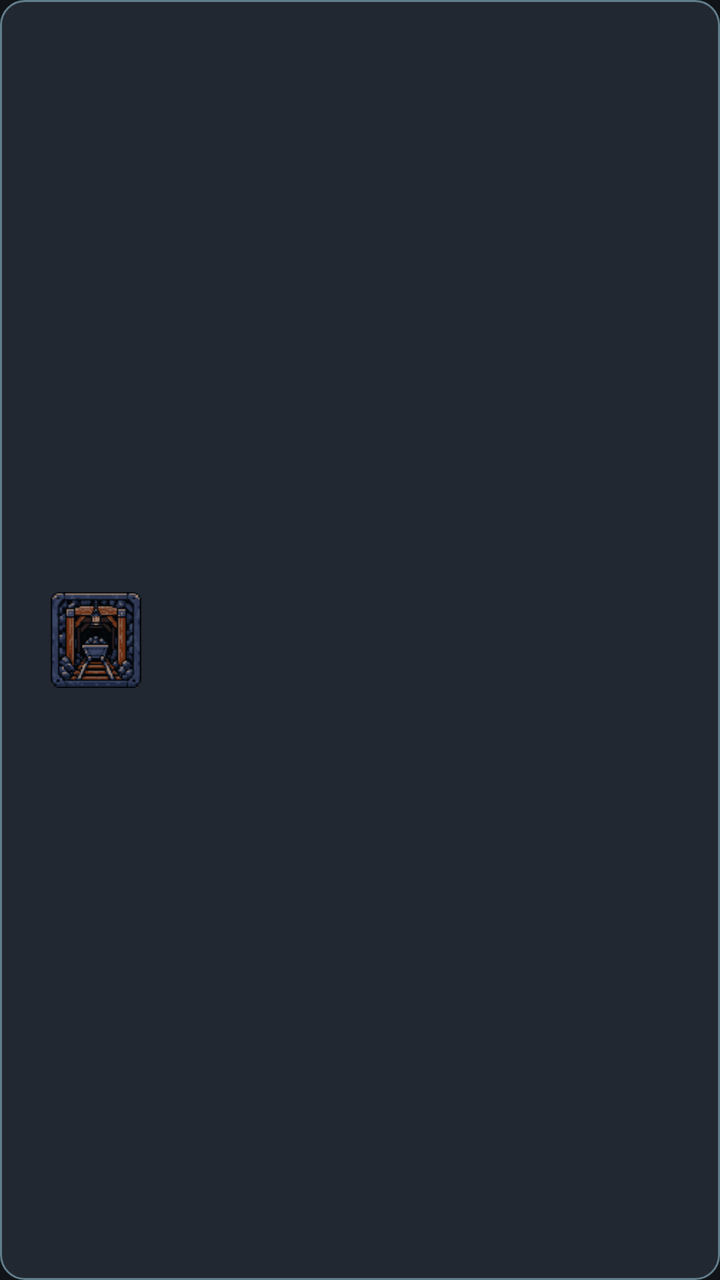
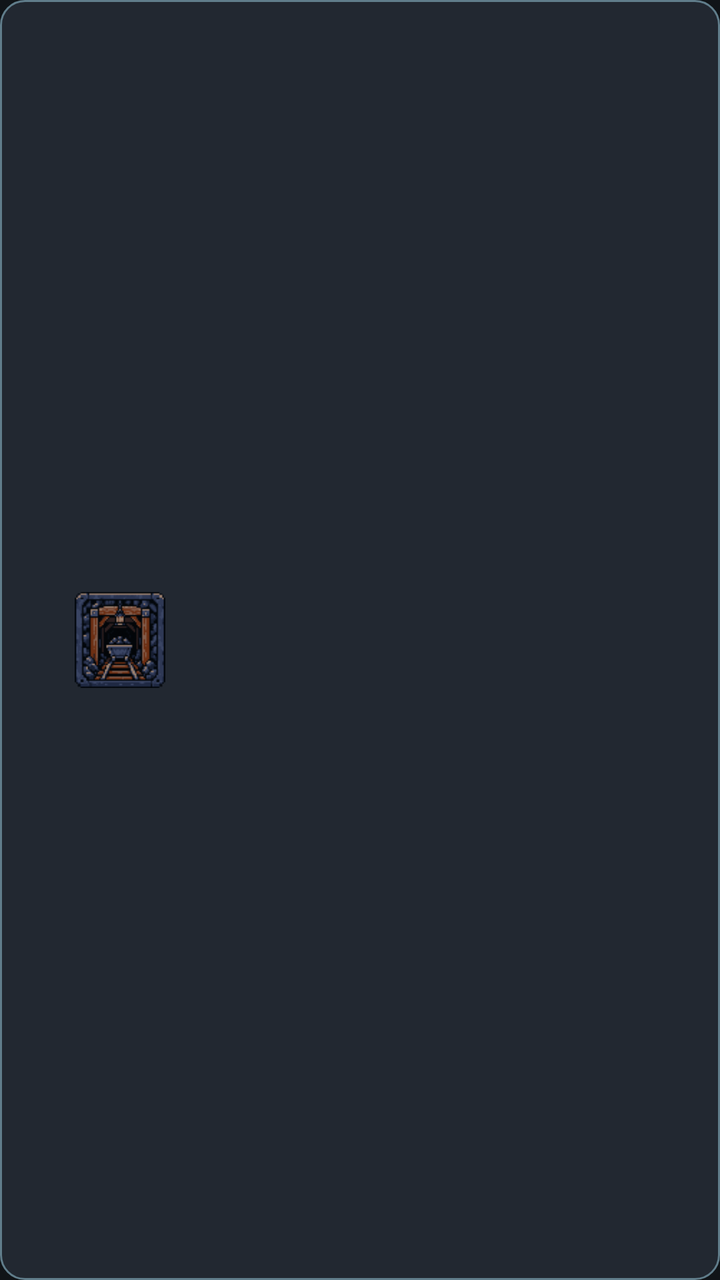

Two renders of the same Android screen: before a commit and after it. Below are the layout's source before the change and the commit's diff.
<!-- AndroidManifest.xml: application theme Theme.MinesweeperEvolution -->
<!-- res/layout/item_mode_card.xml -->
<?xml version="1.0" encoding="utf-8"?>
<LinearLayout xmlns:android="http://schemas.android.com/apk/res/android"
    android:layout_width="match_parent"
    android:layout_height="wrap_content"
    android:orientation="horizontal"
    android:gravity="center_vertical"
    android:background="@drawable/bg_button_secondary"
    android:paddingHorizontal="4dp"
    android:paddingVertical="12dp"
    android:clickable="true"
    android:focusable="true">

    <ImageView
        android:id="@+id/ivModeIcon"
        android:layout_width="48dp"
        android:layout_height="48dp"
        android:layout_marginStart="20dp"
        android:layout_marginEnd="10dp"
        android:scaleType="fitCenter"
        android:contentDescription="@null"
        android:src="@drawable/mode_classic" />

    <LinearLayout
        android:layout_width="0dp"
        android:layout_height="wrap_content"
        android:layout_weight="1"
        android:orientation="vertical">

        <TextView
            android:id="@+id/tvModeName"
            style="@style/ModeTitle"
            android:fontFamily="@font/pixelify_sans"
            android:layout_width="wrap_content"
            android:layout_height="wrap_content" />

        <TextView
            android:id="@+id/tvModeDesc"
            style="@style/ModeDesc"
            android:fontFamily="@font/pixelify_sans"
            android:layout_width="match_parent"
            android:layout_height="wrap_content"
            android:layout_marginTop="4dp" />
    </LinearLayout>
</LinearLayout>
<!-- resources referenced by this layout -->
<resources>
  <!-- drawable bg_button_secondary (drawable) -->
  <?xml version="1.0" encoding="utf-8"?>
  <selector xmlns:android="http://schemas.android.com/apk/res/android">
      
      <item android:state_selected="true">
          <shape android:shape="rectangle">
              <solid android:color="@color/accent"/>
              <corners android:radius="12dp"/>
              <stroke android:width="1dp" android:color="@color/accent_2"/>
          </shape>
      </item>
      
      <item android:state_pressed="true">
          <shape android:shape="rectangle">
              <solid android:color="@color/bg_panel_alt"/>
              <corners android:radius="12dp"/>
              <stroke android:width="2dp" android:color="@color/accent"/>
          </shape>
      </item>
      
      <item>
          <shape android:shape="rectangle">
              <solid android:color="@color/bg_panel_alt"/>
              <corners android:radius="12dp"/>
              <stroke android:width="1dp" android:color="@color/text_dim"/>
          </shape>
      </item>
  </selector>
  <!-- drawable mode_classic: png bitmap (drawable, 5647 bytes) -->
  <style name="ModeDesc">
          <item name="android:textSize">12sp</item>
          <item name="android:textColor">@color/text_secondary</item>
          <item name="android:lineSpacingExtra">2dp</item>
          <item name="android:maxLines">2</item>
          <item name="android:ellipsize">end</item>
      </style>
  <style name="ModeTitle">
          <item name="android:textSize">16sp</item>
          <item name="android:textStyle">bold</item>
          <item name="android:textColor">@color/text_primary</item>
          <item name="android:maxLines">1</item>
          <item name="android:ellipsize">end</item>
      </style>
  <style name="Theme.MinesweeperEvolution" parent="Theme.AppCompat.NoActionBar">
          <item name="colorPrimary">@color/accent</item>
          <item name="colorPrimaryDark">@color/accent_2</item>
          <item name="colorAccent">@color/accent</item>
          <item name="android:windowBackground">@color/bg_dark</item>
          <item name="android:textColorPrimary">@color/text_primary</item>
          <item name="android:textColorSecondary">@color/text_secondary</item>
          <item name="android:statusBarColor" tools:targetApi="l">@color/bg_dark</item>
          
          <item name="android:alertDialogTheme">@style/Theme.MinesweeperDialog</item>
          <item name="alertDialogTheme">@style/Theme.MinesweeperDialog</item>
      </style>
  <color name="accent">#FF00BCD4</color>
  <color name="accent_2">#FF26C6DA</color>
  <color name="bg_panel_alt">#FF222831</color>
  <color name="text_dim">#FF607D8B</color>
  <color name="text_secondary">#FFB0BEC5</color>
  <color name="text_primary">#FFECEFF1</color>
  <color name="bg_dark">#FF101418</color>
  <style name="Theme.MinesweeperDialog" parent="Theme.AppCompat.Dialog.Alert">
          <item name="android:windowBackground">@color/bg_panel</item>
          <item name="android:textColorPrimary">@color/text_primary</item>
          <item name="android:textColorSecondary">@color/text_secondary</item>
          <item name="colorAccent">@color/accent</item>
          <item name="android:buttonBarButtonStyle">@style/Widget.DialogButton</item>
      </style>
  <color name="bg_panel">#FF1A1F26</color>
  <style name="Widget.DialogButton" parent="Widget.AppCompat.Button.ButtonBar.AlertDialog">
          <item name="android:textColor">@color/accent</item>
      </style>
</resources>

<!-- the commit's change to res/layout/item_mode_card.xml (unified diff, before → after) -->
@@ -14,7 +14,7 @@
         android:id="@+id/ivModeIcon"
         android:layout_width="48dp"
         android:layout_height="48dp"
-        android:layout_marginStart="20dp"
+        android:layout_marginStart="32dp"
         android:layout_marginEnd="10dp"
         android:scaleType="fitCenter"
         android:contentDescription="@null"
